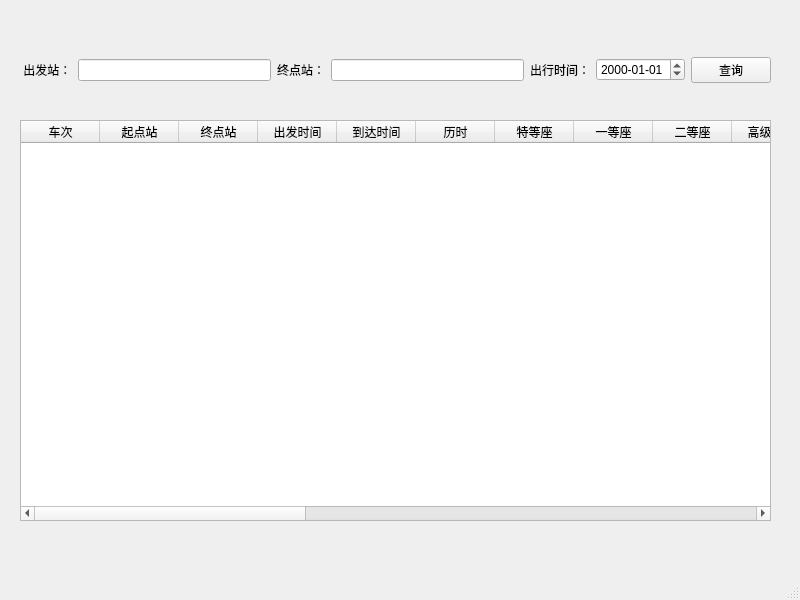
First picture: the form in 12306/12306.ui, repository curlstyle/12306_search, before the edit.
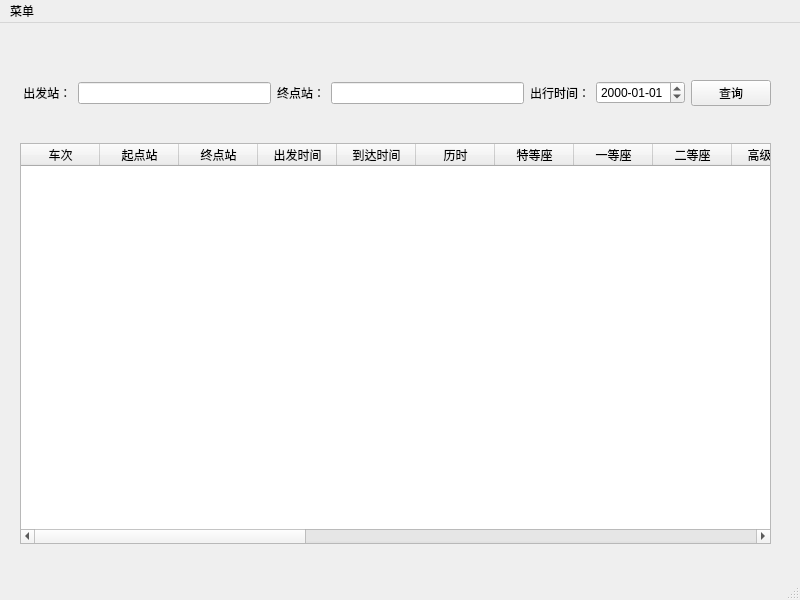
Second picture: the form after the edit.

```diff
--- a/12306/12306.ui
+++ b/12306/12306.ui
@@ -222,6 +222,13 @@
      <height>23</height>
     </rect>
    </property>
+   <widget class="QMenu" name="menu">
+    <property name="title">
+     <string>菜单</string>
+    </property>
+    <addaction name="action"/>
+   </widget>
+   <addaction name="menu"/>
   </widget>
   <widget class="QStatusBar" name="statusbar"/>
  </widget>
```
Left out of the diff: 5 changed lines with no effect on the pictures.
